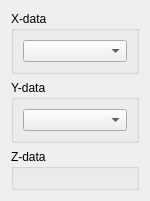
Above: src/extensions/scantool/selection/image_data.ui from European-XFEL/guiextensions before the change. Below: the same form after it.
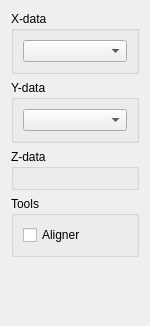
That is the form after the change.

Commit message: Display scantool aligner results

Diff of the .ui file:
```diff
--- a/src/extensions/scantool/selection/image_data.ui
+++ b/src/extensions/scantool/selection/image_data.ui
@@ -7,7 +7,7 @@
     <x>0</x>
     <y>0</y>
     <width>150</width>
-    <height>198</height>
+    <height>326</height>
    </rect>
   </property>
   <property name="sizePolicy">
@@ -120,6 +120,22 @@
      <layout class="QVBoxLayout" name="verticalLayout_2"/>
     </widget>
    </item>
+   <item>
+    <widget class="QGroupBox" name="tools_gbox">
+     <property name="title">
+      <string>Tools</string>
+     </property>
+     <layout class="QVBoxLayout" name="verticalLayout_5">
+      <item>
+       <widget class="QCheckBox" name="aligner_cbox">
+        <property name="text">
+         <string>Aligner</string>
+        </property>
+       </widget>
+      </item>
+     </layout>
+    </widget>
+   </item>
    <item>
     <spacer name="verticalSpacer">
      <property name="orientation">
```
The commit also changes 12 other files.
